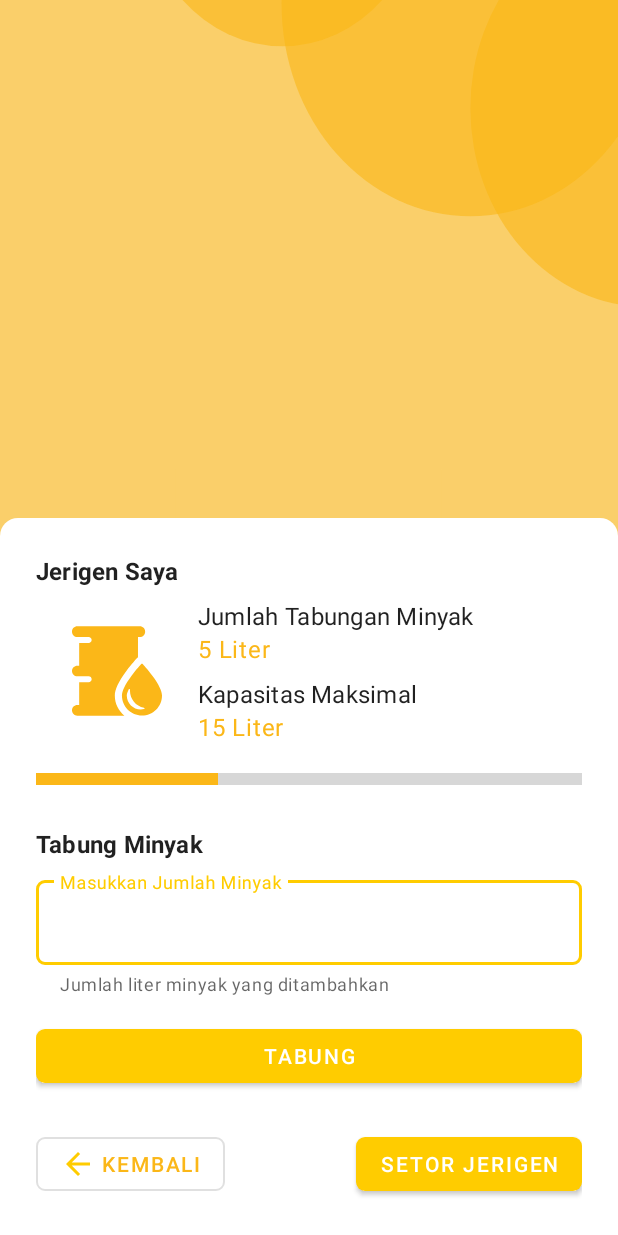
After one commit to arrizal27/Jelita, an Android app: the NabungActivity screen opened directly, with no data from a screen before it, on a phone screen of 412 x 824 dp. The commit adds this screen. Run offline under Robolectric (Android 15) with nearby library versions, the phone set to English and light mode, and no system bars.

Commit message:
page tabung minyak

```diff
--- a/app/src/main/AndroidManifest.xml
+++ b/app/src/main/AndroidManifest.xml
@@ -9,7 +9,8 @@
         android:roundIcon="@mipmap/ic_launcher_round"
         android:supportsRtl="true"
         android:theme="@style/Theme.Jelita">
-        <activity android:name=".riwayat.RiwayatActivity"></activity>
+        <activity android:name=".NabungActivity"></activity>
+        <activity android:name=".riwayat.RiwayatActivity" />
         <activity android:name=".MainActivity">
             <intent-filter>
                 <action android:name="android.intent.action.MAIN" />
--- a/app/src/main/java/com/smkn4bdg/jelita/MainActivity.java
+++ b/app/src/main/java/com/smkn4bdg/jelita/MainActivity.java
@@ -36,6 +36,22 @@ public class MainActivity extends AppCompatActivity {
                 startActivity(i);
             }
         });
+
+        btnJerigen.setOnClickListener(new View.OnClickListener() {
+            @Override
+            public void onClick(View view) {
+                Intent i = new Intent(MainActivity.this, NabungActivity.class);
+                startActivity(i);
+            }
+        });
+
+        btnNabung.setOnClickListener(new View.OnClickListener() {
+            @Override
+            public void onClick(View view) {
+                Intent i = new Intent(MainActivity.this, NabungActivity.class);
+                startActivity(i);
+            }
+        });
     }
 
     private void findView() {
--- /dev/null
+++ b/app/src/main/java/com/smkn4bdg/jelita/NabungActivity.java
@@ -0,0 +1,54 @@
+package com.smkn4bdg.jelita;
+
+import androidx.appcompat.app.AppCompatActivity;
+
+import android.os.Bundle;
+import android.view.View;
+import android.widget.ProgressBar;
+import android.widget.Toast;
+
+import com.google.android.material.button.MaterialButton;
+import com.google.android.material.textfield.TextInputEditText;
+
+public class NabungActivity extends AppCompatActivity {
+    MaterialButton btnBack, btnTabung, btnSetor;
+    TextInputEditText txtJumlahMinyak;
+    ProgressBar progressBarMinyak;
+
+    @Override
+    protected void onCreate(Bundle savedInstanceState) {
+        super.onCreate(savedInstanceState);
+        setContentView(R.layout.activity_nabung);
+
+        findView();
+
+        btnBack.setOnClickListener(new View.OnClickListener() {
+            @Override
+            public void onClick(View view) {
+                finish();
+            }
+        });
+
+        btnTabung.setOnClickListener(new View.OnClickListener() {
+            @Override
+            public void onClick(View view) {
+                //method tambah tabungan minyak
+                nabungSuccess();
+            }
+        });
+    }
+
+    private void findView(){
+        btnBack = findViewById(R.id.btn_back);
+        btnTabung = findViewById(R.id.btn_tambah_minyak);
+        btnSetor = findViewById(R.id.btn_setor);
+        txtJumlahMinyak = findViewById(R.id.txt_tambah_minyak);
+        progressBarMinyak = findViewById(R.id.progres_nabung);
+    }
+
+    private void nabungSuccess() {
+        String tambah = String.valueOf(txtJumlahMinyak.getText());
+        Toast.makeText(this, "Tabungan minyak Anda bertambah " + tambah + " Liter", Toast.LENGTH_SHORT).show();
+        txtJumlahMinyak.setText("");
+    }
+}
--- /dev/null
+++ b/app/src/main/res/drawable/container_white.xml
@@ -0,0 +1,8 @@
+<?xml version="1.0" encoding="utf-8"?>
+<shape xmlns:android="http://schemas.android.com/apk/res/android">
+    <corners
+        android:topLeftRadius="12dp"
+        android:topRightRadius="12dp"/>
+    <solid
+        android:color="@color/white"/>
+</shape>
--- /dev/null
+++ b/app/src/main/res/drawable/ic_background_orange.xml
@@ -0,0 +1,44 @@
+<vector xmlns:android="http://schemas.android.com/apk/res/android"
+    android:width="360dp"
+    android:height="640dp"
+    android:viewportWidth="360"
+    android:viewportHeight="640">
+  <group>
+    <clip-path
+        android:pathData="M0,0h360v640h-360z"/>
+    <path
+        android:pathData="M0,0h360v640h-360z"
+        android:fillColor="#ffffff"/>
+    <path
+        android:pathData="M0,0h360v640h-360z"
+        android:fillColor="#F9C345"
+        android:fillAlpha="0.8"/>
+    <path
+        android:pathData="M-46,574m-103,0a103,103 0,1 1,206 0a103,103 0,1 1,-206 0"
+        android:fillColor="#FBB718"
+        android:fillAlpha="0.6"/>
+    <path
+        android:pathData="M57,628m-110,0a110,110 0,1 1,220 0a110,110 0,1 1,-220 0"
+        android:fillColor="#FBB718"
+        android:fillAlpha="0.6"/>
+    <path
+        android:pathData="M166.5,688.5m-82.5,0a82.5,82.5 0,1 1,165 0a82.5,82.5 0,1 1,-165 0"
+        android:fillColor="#FBB718"
+        android:fillAlpha="0.6"/>
+    <path
+        android:pathData="M377,56m103,-0a103,103 0,1 1,-206 -0a103,103 0,1 1,206 -0"
+        android:fillColor="#FBB718"
+        android:fillAlpha="0.6"/>
+    <path
+        android:pathData="M274,2m110,-0a110,110 0,1 1,-220 -0a110,110 0,1 1,220 -0"
+        android:fillColor="#FBB718"
+        android:fillAlpha="0.6"/>
+    <path
+        android:pathData="M164.5,-58.5m82.5,-0a82.5,82.5 0,1 1,-165 -0a82.5,82.5 0,1 1,165 -0"
+        android:fillColor="#FBB718"
+        android:fillAlpha="0.6"/>
+    <path
+        android:pathData="M102,243h155v42h-155z"
+        android:fillColor="#FACF6A"/>
+  </group>
+</vector>
--- a/app/src/main/res/layout/activity_main.xml
+++ b/app/src/main/res/layout/activity_main.xml
@@ -191,6 +191,7 @@
                         android:layout_width="match_parent"
                         android:layout_height="wrap_content"
                         android:max="15"
+                        android:scaleY="2"
                         android:progress="5"
                         android:progressTint="@color/yellow_dark"
                         style="@style/Widget.AppCompat.ProgressBar.Horizontal"/>
--- /dev/null
+++ b/app/src/main/res/layout/activity_nabung.xml
@@ -0,0 +1,161 @@
+<?xml version="1.0" encoding="utf-8"?>
+<androidx.constraintlayout.widget.ConstraintLayout xmlns:android="http://schemas.android.com/apk/res/android"
+    xmlns:app="http://schemas.android.com/apk/res-auto"
+    xmlns:tools="http://schemas.android.com/tools"
+    android:layout_width="match_parent"
+    android:layout_height="match_parent"
+    tools:context=".NabungActivity"
+    android:background="@drawable/ic_background_orange">
+
+    <LinearLayout
+        android:layout_width="match_parent"
+        android:layout_height="wrap_content"
+        app:layout_constraintBottom_toBottomOf="parent"
+        app:layout_constraintStart_toStartOf="parent"
+        app:layout_constraintEnd_toEndOf="parent"
+        android:orientation="vertical"
+        android:padding="24dp"
+        android:background="@drawable/container_white">
+
+        <TextView
+            android:layout_width="match_parent"
+            android:layout_height="wrap_content"
+            android:text="Jerigen Saya"
+            android:textStyle="bold"
+            android:layout_marginBottom="8dp"
+            android:textAppearance="@style/TextAppearance.MaterialComponents.Subtitle1"/>
+
+        <LinearLayout
+            android:layout_width="match_parent"
+            android:layout_height="wrap_content"
+            android:orientation="horizontal">
+            <ImageView
+                android:layout_width="wrap_content"
+                android:layout_height="match_parent"
+                android:src="@drawable/ic_img_oil"
+                android:layout_marginLeft="24dp"/>
+            <LinearLayout
+                android:layout_width="match_parent"
+                android:layout_height="match_parent"
+                android:orientation="vertical"
+                android:layout_marginLeft="24dp">
+                <LinearLayout
+                    android:layout_width="match_parent"
+                    android:layout_height="wrap_content"
+                    android:orientation="vertical">
+                    <LinearLayout
+                        android:layout_width="match_parent"
+                        android:layout_height="wrap_content"
+                        android:orientation="vertical"
+                        android:layout_weight="1">
+                        <TextView
+                            android:layout_width="match_parent"
+                            android:layout_height="wrap_content"
+                            android:text="Jumlah Tabungan Minyak"
+                            android:textAppearance="@style/TextAppearance.MaterialComponents.Subtitle1"/>
+
+                        <TextView
+                            android:id="@+id/txt_tabungan"
+                            android:layout_width="match_parent"
+                            android:layout_height="wrap_content"
+                            android:text="5 Liter"
+                            android:textColor="@color/yellow_dark"
+                            android:textAppearance="@style/TextAppearance.MaterialComponents.Body1"/>
+                    </LinearLayout>
+                    <LinearLayout
+                        android:layout_width="match_parent"
+                        android:layout_height="wrap_content"
+                        android:orientation="vertical"
+                        android:layout_weight="1"
+                        android:layout_marginTop="8dp">
+                        <TextView
+                            android:layout_width="match_parent"
+                            android:layout_height="wrap_content"
+                            android:text="Kapasitas Maksimal"
+                            android:textAppearance="@style/TextAppearance.MaterialComponents.Subtitle1"/>
+
+                        <TextView
+                            android:id="@+id/txt_maks"
+                            android:layout_width="match_parent"
+                            android:layout_height="wrap_content"
+                            android:text="15 Liter"
+                            android:textColor="@color/yellow_dark"
+                            android:textAppearance="@style/TextAppearance.MaterialComponents.Body1"/>
+                    </LinearLayout>
+                </LinearLayout>
+            </LinearLayout>
+        </LinearLayout>
+        <ProgressBar
+            android:id="@+id/progres_nabung"
+            android:layout_width="match_parent"
+            android:layout_height="wrap_content"
+            android:max="15"
+            android:progress="5"
+            android:scaleY="2"
+            android:layout_marginTop="16dp"
+            android:progressTint="@color/yellow_dark"
+            style="@style/Widget.AppCompat.ProgressBar.Horizontal"/>
+        <TextView
+            android:layout_marginTop="24dp"
+            android:layout_width="match_parent"
+            android:layout_height="wrap_content"
+            android:text="Tabung Minyak"
+            android:textStyle="bold"
+            android:textAppearance="@style/TextAppearance.MaterialComponents.Subtitle1"/>
+        <com.google.android.material.textfield.TextInputLayout
+            android:layout_width="match_parent"
+            android:layout_height="match_parent"
+            android:hint="Masukkan Jumlah Minyak"
+            android:layout_weight="1"
+            android:gravity="center_vertical"
+            app:helperText="Jumlah liter minyak yang ditambahkan"
+            app:helperTextEnabled="true"
+            android:layout_marginTop="8dp"
+            app:boxCornerRadiusTopStart="6dp"
+            app:boxCornerRadiusTopEnd="6dp"
+            app:boxCornerRadiusBottomEnd="6dp"
+            app:boxCornerRadiusBottomStart="6dp"
+            style="@style/Widget.MaterialComponents.TextInputLayout.OutlinedBox">
+            <com.google.android.material.textfield.TextInputEditText
+                android:layout_width="match_parent"
+                android:layout_height="match_parent"
+                android:inputType="number"
+                android:id="@+id/txt_tambah_minyak"/>
+        </com.google.android.material.textfield.TextInputLayout>
+        <com.google.android.material.button.MaterialButton
+            android:layout_width="match_parent"
+            android:layout_height="wrap_content"
+            android:text="Tabung"
+            style="?attr/materialButtonStyle"
+            app:elevation="0dp"
+            android:shadowColor="@android:color/transparent"
+            app:cornerRadius="6dp"
+            android:id="@+id/btn_tambah_minyak"
+            android:layout_marginTop="16dp"/>
+        <RelativeLayout
+            android:layout_width="match_parent"
+            android:layout_height="wrap_content"
+            android:layout_marginTop="24dp">
+            <com.google.android.material.button.MaterialButton
+                android:id="@+id/btn_back"
+                android:layout_width="wrap_content"
+                android:layout_height="wrap_content"
+                app:icon="@drawable/ic_baseline_arrow_back_24"
+                app:iconTint="@color/yellow"
+                app:backgroundTint="@color/white"
+                app:cornerRadius="6dp"
+                android:layout_alignParentLeft="true"
+                android:textColor="@color/yellow_dark"
+                android:text="Kembali"
+                style="?attr/materialButtonOutlinedStyle"/>
+
+            <com.google.android.material.button.MaterialButton
+                android:id="@+id/btn_setor"
+                android:layout_width="wrap_content"
+                android:layout_height="wrap_content"
+                app:cornerRadius="6dp"
+                android:layout_alignParentRight="true"
+                android:text="Setor Jerigen"/>
+        </RelativeLayout>
+    </LinearLayout>
+</androidx.constraintlayout.widget.ConstraintLayout>
```
